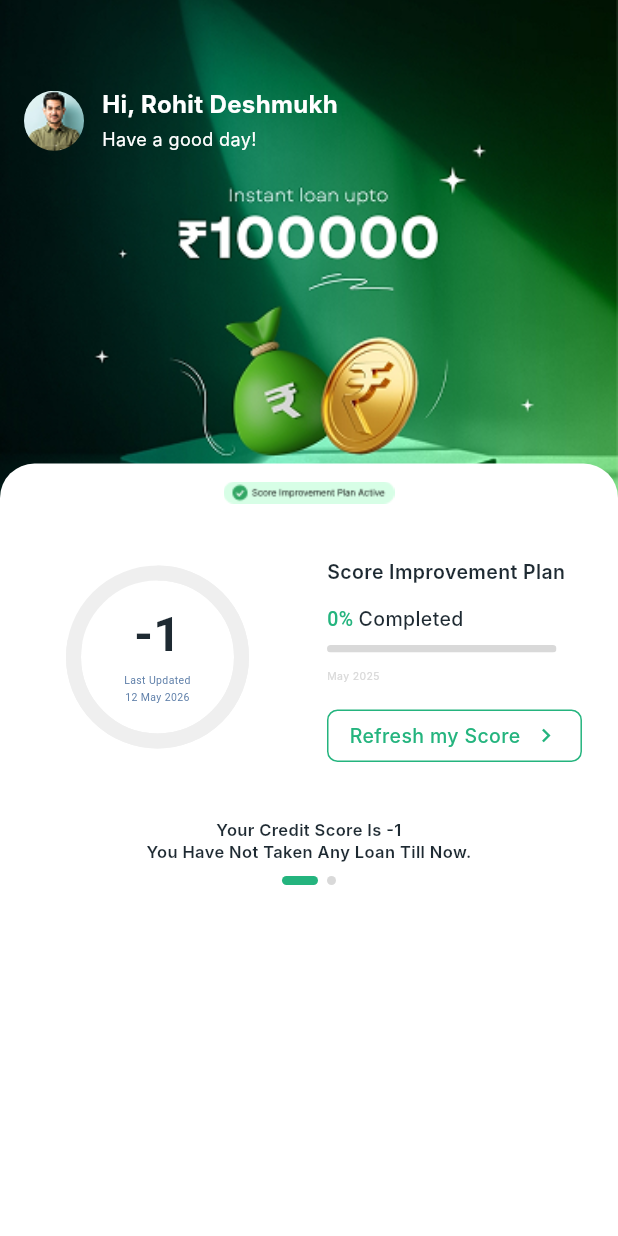
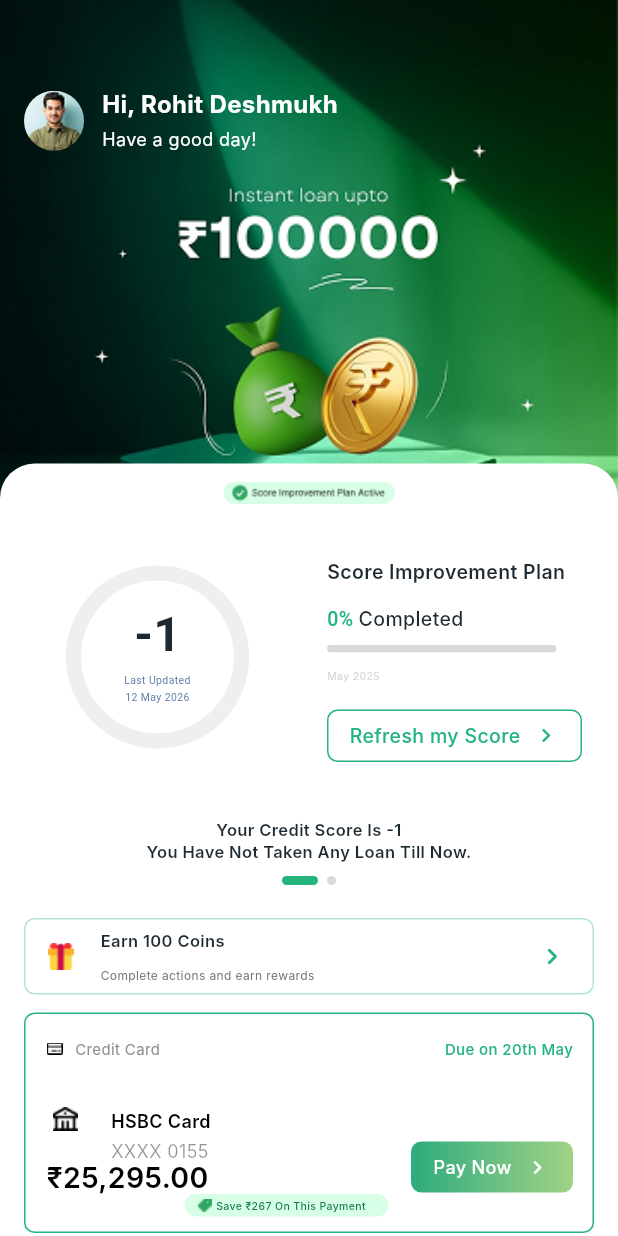
Before and after one commit to AryaMehta03/swipeloan_flutter_assessment, a Flutter app: the screen it shows after launch, on a phone screen of 412 x 824 dp. Run offline on Flutter 3.47's test engine with Material 3 defaults, Android fonts, the phone set to English and light mode, and no system bars; Roboto replaces fonts that are missing (Inter, Poppins).

Commit message:
feat: add credit card payment card

```diff
--- a/lib/core/constants/app_assets.dart
+++ b/lib/core/constants/app_assets.dart
@@ -3,5 +3,12 @@ class AppAssets {
 
   static const String heroBackground = 'assets/images/header_background.png';
   static const String avatar = 'assets/images/header_avatar.png';
-  static const String scoreCarouselBadge = 'assets/images/scroll_carousel_img01.png';
+  static const String scoreCarouselBadge =
+      'assets/images/scroll_carousel_img01.png';
+  static const String earnCoinsGiftBox =
+      'assets/images/earn_coins_tile_giftbox.png';
+  static const String creditCardIcon = 'assets/images/credit_card.png';
+  static const String bankIcon = 'assets/images/bank.png';
+  static const String savePaymentIcon =
+      'assets/images/save_icon_payment_card.png';
 }
--- a/lib/features/home/presentation/screens/home_screen.dart
+++ b/lib/features/home/presentation/screens/home_screen.dart
@@ -1,8 +1,10 @@
 import 'package:flutter/material.dart';
+import 'package:swipeloan_flutter_assessment/features/home/presentation/widgets/credit_card_payment_card.dart';
 
 import '../../../../core/constants/app_colors.dart';
 import '../widgets/header_section.dart';
 import '../widgets/main_content_container.dart';
+import '../widgets/earn_coins_tile.dart';
 import '../widgets/score_carousel.dart';
 
 class HomeScreen extends StatelessWidget {
@@ -21,8 +23,10 @@ class HomeScreen extends StatelessWidget {
               child: Column(
                 children: [
                   ScoreCarousel(),
-
-                  // Next sections will come here.
+                  const SizedBox(height: 22),
+                  const EarnCoinsTile(),
+                  const SizedBox(height: 12),
+                  const CreditCardPaymentCard(),
                 ],
               ),
             ),
--- a/lib/features/home/presentation/widgets/credit_card_payment_card.dart
+++ b/lib/features/home/presentation/widgets/credit_card_payment_card.dart
@@ -0,0 +1,269 @@
+import 'package:flutter/material.dart';
+
+import '../../../../core/constants/app_assets.dart';
+import '../../../../core/constants/app_colors.dart';
+
+class CreditCardPaymentCard extends StatelessWidget {
+  const CreditCardPaymentCard({super.key});
+
+  @override
+  Widget build(BuildContext context) {
+    return Column(
+      crossAxisAlignment: CrossAxisAlignment.end,
+      children: [
+        Container(
+          height: 147,
+          width: double.infinity,
+          padding: const EdgeInsets.fromLTRB(14, 13, 13, 10),
+          decoration: BoxDecoration(
+            color: Colors.white,
+            borderRadius: BorderRadius.circular(7),
+            border: Border.all(color: AppColors.primary),
+          ),
+          child: Stack(
+            children: const [
+              _CardHeader(),
+              _BankDetails(),
+              _AmountText(),
+              _PayNowButton(),
+              _SavePaymentBadge(),
+            ],
+          ),
+        ),
+        const SizedBox(height: 13),
+        const _SeeAllPaymentsButton(),
+      ],
+    );
+  }
+}
+
+class _CardHeader extends StatelessWidget {
+  const _CardHeader();
+
+  @override
+  Widget build(BuildContext context) {
+    return Positioned(
+      left: 0,
+      top: 0,
+      right: 0,
+      child: Row(
+        children: [
+          Image.asset(
+            AppAssets.creditCardIcon,
+            width: 11,
+            height: 8,
+            fit: BoxFit.contain,
+          ),
+          const SizedBox(width: 8),
+          const Text(
+            'Credit Card',
+            style: TextStyle(
+              fontFamily: 'Inter',
+              fontSize: 10,
+              fontWeight: FontWeight.w400,
+              color: Color(0xFF8F8F8F),
+            ),
+          ),
+          const Spacer(),
+          const Text(
+            'Due on 20th May',
+            style: TextStyle(
+              fontFamily: 'Inter',
+              fontSize: 10,
+              fontWeight: FontWeight.w500,
+              height: 19.84 / 10,
+              color: AppColors.primary,
+            ),
+          ),
+        ],
+      ),
+    );
+  }
+}
+
+class _BankDetails extends StatelessWidget {
+  const _BankDetails();
+
+  @override
+  Widget build(BuildContext context) {
+    return Positioned(
+      left: 4,
+      top: 49,
+      child: Row(
+        crossAxisAlignment: CrossAxisAlignment.start,
+        children: [
+          Image.asset(
+            AppAssets.bankIcon,
+            width: 17,
+            height: 16,
+            fit: BoxFit.contain,
+          ),
+          const SizedBox(width: 22),
+          const Column(
+            crossAxisAlignment: CrossAxisAlignment.start,
+            children: [
+              Text(
+                'HSBC Card',
+                style: TextStyle(
+                  fontFamily: 'Inter',
+                  fontSize: 12,
+                  fontWeight: FontWeight.w600,
+                  height: 19.84 / 12,
+                  color: Colors.black,
+                ),
+              ),
+              Text(
+                'XXXX 0155',
+                style: TextStyle(
+                  fontFamily: 'Inter',
+                  fontSize: 12,
+                  fontWeight: FontWeight.w400,
+                  height: 19.84 / 12,
+                  color: Color(0x6B000000),
+                ),
+              ),
+            ],
+          ),
+        ],
+      ),
+    );
+  }
+}
+
+class _AmountText extends StatelessWidget {
+  const _AmountText();
+
+  @override
+  Widget build(BuildContext context) {
+    return const Positioned(
+      left: 0,
+      top: 86,
+      child: Text(
+        '₹25,295.00',
+        style: TextStyle(
+          fontFamily: 'Inter',
+          fontSize: 19,
+          fontWeight: FontWeight.w600,
+          height: 19.84 / 19,
+          color: Colors.black,
+        ),
+      ),
+    );
+  }
+}
+
+class _PayNowButton extends StatelessWidget {
+  const _PayNowButton();
+
+  @override
+  Widget build(BuildContext context) {
+    return Positioned(
+      right: 0,
+      top: 72,
+      child: Container(
+        width: 108,
+        height: 34,
+        padding: const EdgeInsets.symmetric(horizontal: 10),
+        decoration: BoxDecoration(
+          borderRadius: BorderRadius.circular(7),
+          gradient: const LinearGradient(
+            colors: [
+              Color(0xFF2DAB7D),
+              Color(0xFFA1D287),
+            ],
+          ),
+        ),
+        child: const Row(
+          mainAxisAlignment: MainAxisAlignment.center,
+          children: [
+            Text(
+              'Pay Now',
+              style: TextStyle(
+                fontFamily: 'Inter',
+                fontSize: 12,
+                fontWeight: FontWeight.w500,
+                height: 22.68 / 12,
+                color: Colors.white,
+              ),
+            ),
+            SizedBox(width: 8),
+            Icon(
+              Icons.chevron_right_rounded,
+              size: 18,
+              color: Colors.white,
+            ),
+          ],
+        ),
+      ),
+    );
+  }
+}
+
+class _SavePaymentBadge extends StatelessWidget {
+  const _SavePaymentBadge();
+
+  @override
+  Widget build(BuildContext context) {
+    return Positioned(
+      left: 92,
+      bottom: 0,
+      child: Container(
+        width: 136,
+        height: 15,
+        padding: const EdgeInsets.only(left: 9),
+        decoration: BoxDecoration(
+          color: const Color(0xFFD7FEE6),
+          borderRadius: BorderRadius.circular(12),
+        ),
+        child: Row(
+          children: [
+            Image.asset(
+              AppAssets.savePaymentIcon,
+              width: 9,
+              height: 9,
+              fit: BoxFit.contain,
+            ),
+            const SizedBox(width: 3),
+            const Text(
+              'Save ₹267 On This Payment',
+              style: TextStyle(
+                fontFamily: 'Inter',
+                fontSize: 7,
+                fontWeight: FontWeight.w500,
+                color: Color(0xFF13784E),
+              ),
+            ),
+          ],
+        ),
+      ),
+    );
+  }
+}
+
+class _SeeAllPaymentsButton extends StatelessWidget {
+  const _SeeAllPaymentsButton();
+
+  @override
+  Widget build(BuildContext context) {
+    return const Row(
+      mainAxisSize: MainAxisSize.min,
+      children: [
+        Text(
+          'See All Payments',
+          style: TextStyle(
+            fontFamily: 'Inter',
+            fontSize: 10,
+            fontWeight: FontWeight.w500,
+            color: AppColors.primary,
+          ),
+        ),
+        SizedBox(width: 7),
+        Icon(
+          Icons.chevron_right_rounded,
+          size: 17,
+          color: AppColors.primary,
+        ),
+      ],
+    );
+  }
+}
--- a/lib/features/home/presentation/widgets/main_content_container.dart
+++ b/lib/features/home/presentation/widgets/main_content_container.dart
@@ -1,6 +1,7 @@
 import 'package:flutter/material.dart';
 
 import '../../../../core/constants/app_colors.dart';
+
 
 class MainContentContainer extends StatelessWidget {
   const MainContentContainer({
```
Also changed, not shown: assets/images/bank.png (added), assets/images/credit_card.png (added), assets/images/save_icon_payment_card.png (added).
